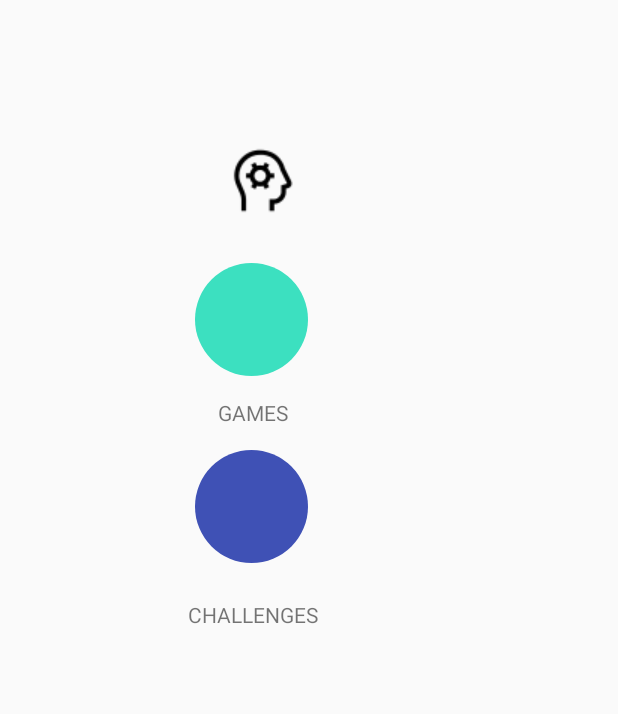
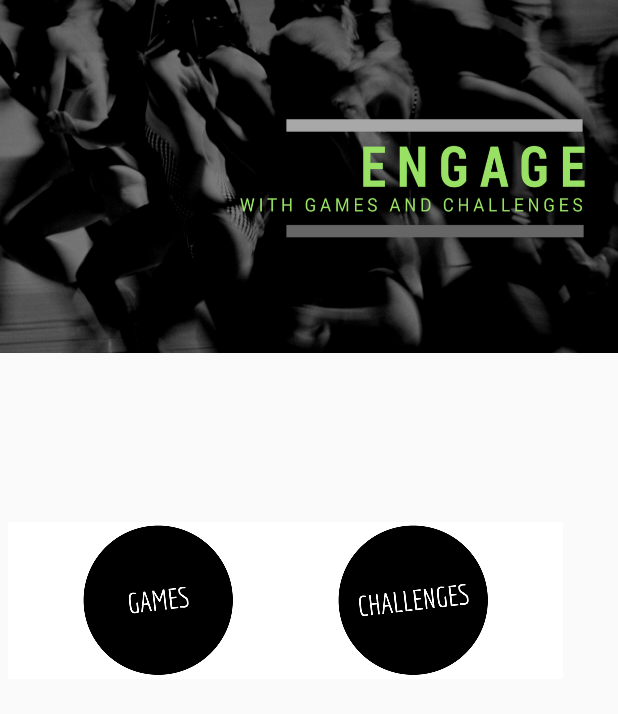
Before and after one commit to iMPortent/Conscious, an Android app: the fragment EngageFragment shown on its own in the app's theme, on a phone screen of 412 x 824 dp. Shown: the top 714 px of the screen. Run offline under Robolectric (Android 15) with nearby library versions, the phone set to English and light mode, and no system bars; our stand-ins replace CircleImageView.

Commit message:
updates to engage

```diff
--- a/app/src/main/java/com/example/c4q/conscious/engage/view/EngageFragment.java
+++ b/app/src/main/java/com/example/c4q/conscious/engage/view/EngageFragment.java
@@ -21,10 +21,8 @@ import de.hdodenhof.circleimageview.CircleImageView;
  */
 public class EngageFragment extends Fragment {
 
-    private CircleImageView gamesCircle;
-    private CircleImageView challengesCircle;
-    private TextView gamesTv;
-    private TextView challengesTv;
+    private ImageView gamesCircle;
+    private ImageView challengesCircle;
     private ImageView engageIcon;
 
     public EngageFragment() {
@@ -37,10 +35,8 @@ public class EngageFragment extends Fragment {
                              Bundle savedInstanceState) {
         // Inflate the layout for this fragment
         View view = inflater.inflate(R.layout.fragment_engage, container, false);
-        gamesCircle = view.findViewById(R.id.gamesCircle);
-        challengesCircle = view.findViewById(R.id.challengesCircle);
-        gamesTv = view.findViewById(R.id.games);
-        challengesTv = view.findViewById(R.id.challenges);
+        gamesCircle = view.findViewById(R.id.games_btn);
+        challengesCircle = view.findViewById(R.id.challenges_btn);
         engageIcon = view.findViewById(R.id.engage_icon);
         return view;
 
--- a/app/src/main/res/layout/fragment_engage.xml
+++ b/app/src/main/res/layout/fragment_engage.xml
@@ -4,51 +4,33 @@
     android:layout_height="match_parent"
     tools:context="com.example.c4q.conscious.engage.view.EngageFragment">
 
-    <ImageView
-        android:id="@+id/engage_icon"
-        android:layout_width="50dp"
-        android:layout_height="50dp"
-        android:src="@drawable/engage_icon"
-        android:layout_marginTop="95dp"
-        android:layout_marginStart="150dp"/>
+    <LinearLayout
+        android:layout_width="match_parent"
+        android:layout_height="match_parent">
+
+        <ImageView
+            android:id="@+id/engage_icon"
+            android:layout_width="match_parent"
+            android:layout_height="235dp"
+            android:background="@drawable/engage_icon"/>
+
+    </LinearLayout>
 
     <!-- TODO: Update blank fragment layout -->
-    <de.hdodenhof.circleimageview.CircleImageView
-        android:id="@+id/gamesCircle"
-        android:layout_width="75dp"
-        android:layout_height="75dp"
-        android:layout_marginTop="175dp"
-        android:layout_marginStart="130dp"
-        android:src="@drawable/games_drawable"
-        >
+    <ImageView
+        android:id="@+id/games_btn"
+        android:layout_width="200dp"
+        android:layout_height="200dp"
+        android:src="@drawable/games_btn"
+        android:layout_marginTop="300dp"
+        android:layout_marginStart="5dp"/>
 
-    </de.hdodenhof.circleimageview.CircleImageView>
-
-    <TextView
-        android:id="@+id/games"
-        android:layout_width="wrap_content"
-        android:layout_height="wrap_content"
-        android:layout_marginTop="265dp"
-        android:layout_marginStart="145dp"
-        android:text="GAMES"/>
-
-    <de.hdodenhof.circleimageview.CircleImageView
-        android:id="@+id/challengesCircle"
-        android:layout_width="75dp"
-        android:layout_height="75dp"
+    <ImageView
+        android:id="@+id/challenges_btn"
+        android:layout_width="200dp"
+        android:layout_height="200dp"
+        android:src="@drawable/challenges_btn"
         android:layout_marginTop="300dp"
-        android:layout_marginStart="130dp"
-        android:src="@drawable/challenge_drawable"
-        >
-
-    </de.hdodenhof.circleimageview.CircleImageView>
-
-    <TextView
-        android:id="@+id/challenges"
-        android:layout_width="wrap_content"
-        android:layout_height="wrap_content"
-        android:layout_marginTop="400dp"
-        android:layout_marginStart="125dp"
-        android:text="CHALLENGES"/>
+        android:layout_marginStart="175dp"/>
 
 </FrameLayout>
```
Also changed, not shown: app/src/main/res/drawable/challenges_btn.png (added), app/src/main/res/drawable/engage_icon.png, app/src/main/res/drawable/games_btn.png (added).
